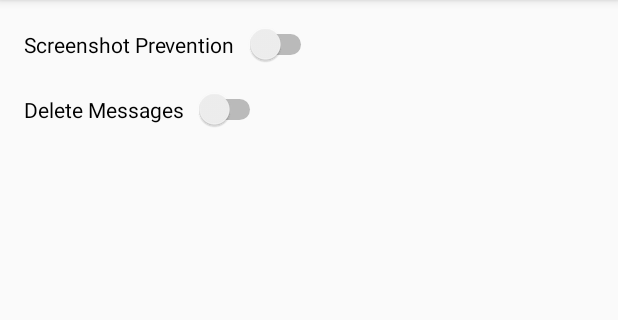
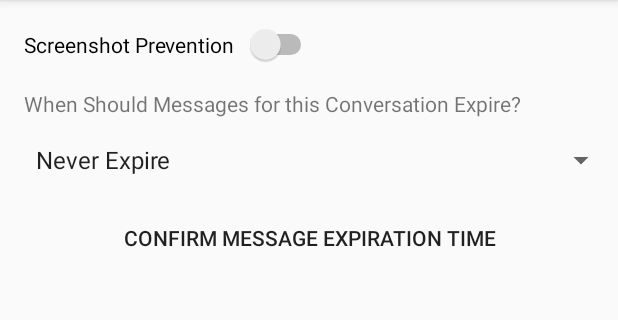
Before and after one commit to AMinerva400/BQuiet, an Android app: the ChatSettingsActivity screen opened directly, with no data from a screen before it, on a phone screen of 412 x 824 dp, the part 84-404 px from its top. Run offline under Robolectric (Android 15) with nearby library versions, the light colour scheme and no system bars.

Commit message:
Setup for Message Expiration, Added Checkboxes to Conversation Creation - Still Needs Message Expiration Service/Timer Task Created

```diff
--- a/app/src/main/java/minerva/anthony/bquiet/ChatActivity.java
+++ b/app/src/main/java/minerva/anthony/bquiet/ChatActivity.java
@@ -63,7 +63,7 @@ public class ChatActivity extends AppCompatActivity
         btnSend.setOnClickListener(new View.OnClickListener() {
             @Override
             public void onClick(View v) {
-                Message m = new Message(etChat.getText().toString(), new User(Name, UID), new Date().getTime(), CID);
+                Message m = new Message(etChat.getText().toString(), new User(Name, UID), System.currentTimeMillis(), CID);
                 mDatabase.addMessage(m);
                 dataSet.add(m);
                 mMessageAdapter.notifyDataSetChanged();
--- a/app/src/main/java/minerva/anthony/bquiet/ChatSettingsActivity.java
+++ b/app/src/main/java/minerva/anthony/bquiet/ChatSettingsActivity.java
@@ -5,12 +5,27 @@ import androidx.fragment.app.FragmentManager;
 
 import android.content.Context;
 import android.content.SharedPreferences;
+import android.database.DataSetObserver;
 import android.os.Bundle;
+import android.view.View;
+import android.view.ViewGroup;
+import android.widget.AdapterView;
+import android.widget.Button;
+import android.widget.Spinner;
+import android.widget.SpinnerAdapter;
+import android.widget.Switch;
+
+import java.util.concurrent.TimeUnit;
 
 public class ChatSettingsActivity extends AppCompatActivity
         implements  UserDataFragment.UserDataListener {
 
-    private static String UID, Name;
+    private static String UID, Name, CID;
+    private Switch screenshotPrevent;
+    private Spinner msgExpire;
+    private Button btnExpire;
+    long expireTime = -1;
+    String text;
 
     @Override
     public void setUserData(User user) {
@@ -26,6 +41,46 @@ public class ChatSettingsActivity extends AppCompatActivity
         super.onCreate(savedInstanceState);
         setContentView(R.layout.activity_chat_settings);
         setUID(getApplicationContext(), getSupportFragmentManager());
+        screenshotPrevent = findViewById(R.id.settingsSwitch);
+        msgExpire = findViewById(R.id.spnExpire);
+        btnExpire = findViewById(R.id.btnExpire);
+        if(getIntent().getExtras() != null){
+            CID = getIntent().getStringExtra("CID");
+        }
+        msgExpire.setOnItemSelectedListener(new AdapterView.OnItemSelectedListener() {
+            @Override
+            public void onItemSelected(AdapterView<?> parent, View view, int position, long id) {
+                text = msgExpire.getSelectedItem().toString();
+                if(text.equals("Never Expire")){
+                    expireTime = -1;
+                }else if(text.equals("After 24 Hours")){
+                    expireTime = TimeUnit.HOURS.toMillis(24);
+                }else if(text.equals("After 1 Hour")){
+                    expireTime = TimeUnit.HOURS.toMillis(1);
+                }
+            }
+
+            @Override
+            public void onNothingSelected(AdapterView<?> parent) {
+
+            }
+        });
+        btnExpire.setOnClickListener(new View.OnClickListener() {
+            @Override
+            public void onClick(View v) {
+                MyDatabase mDatabase = new MyDatabase(getApplicationContext());
+                MessageSender mSender = new MessageSender(mDatabase, "ALERT");
+                Conversation convo = mDatabase.getConversation(CID);
+                Message m = new Message("New Expiration Status: " + text, new User("ALERT", "ALERT_EXPIRE"), System.currentTimeMillis(), CID);
+                for(String user : convo.getReceivers().split(" ")){
+                    User u = mDatabase.getUser(user);
+                    if(!user.equals(UID)){
+                        mSender.sendExpirationAlert(m, u, expireTime);
+                    }
+                }
+                //TODO: Start Service for THIS User -> Handle Starting Service for other Users in InboxService
+            }
+        });
     }
 
     //Sets the UID
--- a/app/src/main/java/minerva/anthony/bquiet/ConversationDao.java
+++ b/app/src/main/java/minerva/anthony/bquiet/ConversationDao.java
@@ -10,7 +10,7 @@ import androidx.room.Query;
 
 @Dao
 public interface ConversationDao {
-    @Insert(onConflict = OnConflictStrategy.REPLACE)
+    @Insert(onConflict = OnConflictStrategy.IGNORE)
     void insertConversation(Conversation c);
 
     @Query("SELECT * FROM Conversation")
--- a/app/src/main/java/minerva/anthony/bquiet/InboxService.java
+++ b/app/src/main/java/minerva/anthony/bquiet/InboxService.java
@@ -91,6 +91,10 @@ public class InboxService extends Service {
                     Log.v("STITCH", "Convo Found! " + m.getMessage());
                     Log.v("STITCH", "Reached this line");
                     myDatabase.addMessage(m);
+                    if(m.getSender().UserID.equals("ALERT_EXPIRE")){
+                        //TODO: Create/Start a Service to Constantly Call This, Possibly Use SharedPreferences
+                        myDatabase.expireMessages(System.currentTimeMillis(), (long)doc.get("expireTime"));
+                    }
                     //TODO: Notification to User
                 });
                 BQcollection.deleteMany(filterDoc);
--- a/app/src/main/java/minerva/anthony/bquiet/MessageDao.java
+++ b/app/src/main/java/minerva/anthony/bquiet/MessageDao.java
@@ -10,7 +10,7 @@ import androidx.room.Query;
 
 @Dao
 public interface MessageDao {
-    @Insert(onConflict = OnConflictStrategy.REPLACE)
+    @Insert(onConflict = OnConflictStrategy.IGNORE)
     void insertMessage(Message m);
 
     @Query("SELECT * FROM Message WHERE Message.conversationID = :CID")
@@ -18,4 +18,7 @@ public interface MessageDao {
 
     @Delete
     void deleteMessage(Message m);
+
+    @Query("DELETE FROM Message WHERE :millis - Message.createdAt >= :time")
+    void expireMessages(long millis, long time);
 }
--- a/app/src/main/java/minerva/anthony/bquiet/UserDao.java
+++ b/app/src/main/java/minerva/anthony/bquiet/UserDao.java
@@ -9,7 +9,7 @@ import androidx.room.Query;
 
 @Dao
 public interface UserDao {
-    @Insert(onConflict = OnConflictStrategy.REPLACE)
+    @Insert(onConflict = OnConflictStrategy.IGNORE)
     void insertUser(User u);
 
     @Query("SELECT * FROM User")
--- a/app/src/main/res/layout/activity_chat_settings.xml
+++ b/app/src/main/res/layout/activity_chat_settings.xml
@@ -7,24 +7,45 @@
     tools:context=".ChatSettingsActivity">
 
     <Switch
-        android:id="@+id/switch1"
+        android:id="@+id/settingsSwitch"
         android:layout_width="wrap_content"
         android:layout_height="wrap_content"
         android:layout_marginStart="16dp"
-        android:layout_marginLeft="16dp"
         android:layout_marginTop="16dp"
         android:text="Screenshot Prevention  "
         app:layout_constraintStart_toStartOf="parent"
         app:layout_constraintTop_toTopOf="parent" />
 
-    <Switch
-        android:id="@+id/switch2"
+    <Spinner
+        android:id="@+id/spnExpire"
+        android:layout_width="395dp"
+        android:layout_height="wrap_content"
+        android:layout_marginStart="16dp"
+        android:layout_marginTop="16dp"
+        android:entries="@array/spinnerItems"
+        app:layout_constraintStart_toStartOf="parent"
+        app:layout_constraintTop_toBottomOf="@+id/textView3" />
+
+    <TextView
+        android:id="@+id/textView3"
         android:layout_width="wrap_content"
         android:layout_height="wrap_content"
         android:layout_marginStart="16dp"
-        android:layout_marginLeft="16dp"
         android:layout_marginTop="16dp"
-        android:text="Delete Messages  "
+        android:text="When Should Messages for this Conversation Expire?"
         app:layout_constraintStart_toStartOf="parent"
-        app:layout_constraintTop_toBottomOf="@+id/switch1" />
+        app:layout_constraintTop_toBottomOf="@+id/settingsSwitch" />
+
+    <Button
+        android:id="@+id/btnExpire"
+        android:layout_width="0dp"
+        android:layout_height="wrap_content"
+        android:layout_marginStart="16dp"
+        android:layout_marginTop="16dp"
+        android:layout_marginEnd="16dp"
+        android:background="?attr/selectableItemBackground"
+        android:text="Confirm Message Expiration Time"
+        app:layout_constraintEnd_toEndOf="parent"
+        app:layout_constraintStart_toStartOf="parent"
+        app:layout_constraintTop_toBottomOf="@+id/spnExpire" />
 </androidx.constraintlayout.widget.ConstraintLayout>
--- /dev/null
+++ b/app/src/main/res/values/arrays.xml
@@ -0,0 +1,8 @@
+<?xml version="1.0" encoding="utf-8"?>
+<resources>
+<string-array name="spinnerItems">
+    <item>Never Expire</item>
+    <item>After 24 Hours</item>
+    <item>After 1 Hour</item>
+</string-array>
+</resources>
```
Also changed, not shown: app/src/main/java/minerva/anthony/bquiet/ConversationFragment.java (+43 -9 lines), app/src/main/java/minerva/anthony/bquiet/ListViewItem.java (added, +31 -0 lines), app/src/main/java/minerva/anthony/bquiet/Message.java (+1 -11 lines), app/src/main/java/minerva/anthony/bquiet/MessageSender.java (+37 -0 lines), app/src/main/java/minerva/anthony/bquiet/MyDatabase.java (+15 -0 lines), app/src/main/java/minerva/anthony/bquiet/ReceivedMessageHolder.java (+6 -2 lines), app/src/main/java/minerva/anthony/bquiet/SentMessageHolder.java (+5 -2 lines), app/src/main/java/minerva/anthony/bquiet/UserAdapter.java (+43 -10 lines), app/src/main/java/minerva/anthony/bquiet/UserHolder.java (added, +41 -0 lines), app/src/main/res/layout/checkbox_item.xml (added, +24 -0 lines), app/src/main/res/layout/fragment_conversation.xml (+20 -23 lines).
